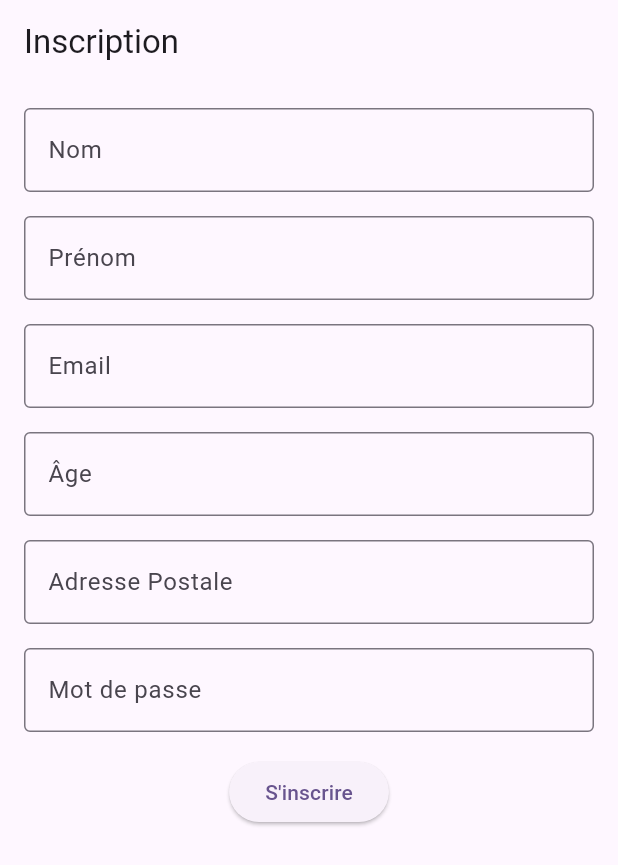
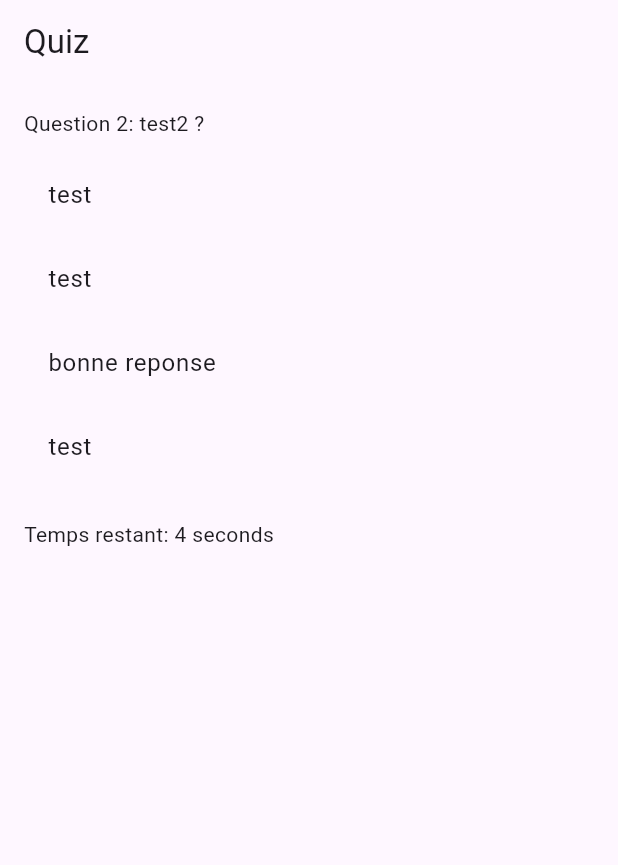
Before and after one commit to Sllappo/sprint_flutter, a Flutter app: the screen it shows after launch, on a phone screen of 412 x 824 dp. Shown: the top 865 px of the screen. Run offline on Flutter 3.47's test engine with Material 3 defaults, Android fonts, the phone set to English and light mode, and no system bars; our stand-ins replace flutter_dotenv; missing offline and left inert: mongo_dart.

Commit message:
Added quiz, still missing user/candidate

```diff
--- /dev/null
+++ b/lib/Models/candidate.dart
@@ -0,0 +1,23 @@
+class Candidat {
+  final String nom;
+  final Map<String, int> scores = {};
+  final Set<String> testsEffectues = {};
+
+  Candidat(this.nom);
+
+  bool peutPasserTest(String discipline) => !testsEffectues.contains(discipline);
+
+  void ajouterScore(String discipline, int score) {
+    scores[discipline] = score;
+    testsEffectues.add(discipline);
+  }
+}
+
+class Question {
+  final String enonce;
+  final List<String> options;
+  final int bonneReponse;
+  final int tempsLimite;
+
+  Question(this.enonce, this.options, this.bonneReponse, this.tempsLimite);
+}
--- /dev/null
+++ b/lib/Models/test.dart
@@ -0,0 +1,9 @@
+import 'candidate.dart';
+
+class Test {
+  final String discipline;
+  final List<Question> questions;
+  int score = 0;
+
+  Test(this.discipline, this.questions);
+}
--- /dev/null
+++ b/lib/Screens/quiz_page.dart
@@ -0,0 +1,122 @@
+import 'package:flutter/material.dart';
+import 'dart:async';
+import '../Models/candidate.dart';
+import '../Models/test.dart';
+
+class QuizPage extends StatefulWidget {
+  const QuizPage({super.key});
+
+  @override
+  _QuizPageState createState() => _QuizPageState();
+}
+
+class _QuizPageState extends State<QuizPage> {
+  final candidat = Candidat("Candidat");
+  final discipline = "Java";
+  late Test test;
+  int currentQuestionIndex = 0;
+  int remainingTime = 0;
+  Timer? timer;
+  bool isAnswerSelected = false;
+
+  @override
+  void initState() {
+    super.initState();
+    final questions = [
+      Question("test ?", ["test", "bonne reponse", "test", "test"], 1, 5),
+      Question("test2 ?", ["test", "test", "bonne reponse", "test"], 2, 5),
+    ];
+    test = Test(discipline, questions);
+    _startTimer();
+  }
+
+  void _startTimer() {
+    setState(() {
+      remainingTime = test.questions[currentQuestionIndex].tempsLimite;
+    });
+
+    timer?.cancel();
+    timer = Timer.periodic(const Duration(seconds: 1), (Timer t) {
+      setState(() {
+        if (remainingTime > 0) {
+          remainingTime--;
+        } else {
+          t.cancel();
+          _nextQuestion();
+        }
+      });
+    });
+  }
+
+  void _answerQuestion(int selectedIndex) {
+    if (isAnswerSelected) return;
+    setState(() {
+      isAnswerSelected = true;
+      if (selectedIndex == test.questions[currentQuestionIndex].bonneReponse) {
+        test.score++;
+      }
+    });
+    Future.delayed(const Duration(seconds: 1), _nextQuestion);
+  }
+
+  void _nextQuestion() {
+    setState(() {
+      if (currentQuestionIndex < test.questions.length - 1) {
+        currentQuestionIndex++;
+        isAnswerSelected = false;
+        _startTimer();
+      } else {
+        _showResults();
+      }
+    });
+  }
+
+  void _showResults() {
+    timer?.cancel();
+    candidat.ajouterScore(discipline, test.score);
+    showDialog(
+      context: context,
+      builder: (context) => AlertDialog(
+        title: const Text("Résultats"),
+        content: Text("Score final pour $discipline: ${test.score}/${test.questions.length}"),
+        actions: [
+          TextButton(
+            onPressed: () => Navigator.of(context).pop(),
+            child: const Text("OK"),
+          ),
+        ],
+      ),
+    );
+  }
+
+  @override
+  Widget build(BuildContext context) {
+    final question = test.questions[currentQuestionIndex];
+    return Scaffold(
+      appBar: AppBar(title: const Text("Quiz")),
+      body: Padding(
+        padding: const EdgeInsets.all(16.0),
+        child: Column(
+          crossAxisAlignment: CrossAxisAlignment.start,
+          children: [
+            Text("Question ${currentQuestionIndex + 1}: ${question.enonce}"),
+            const SizedBox(height: 10),
+            for (int i = 0; i < question.options.length; i++)
+              ListTile(
+                title: Text(question.options[i]),
+                onTap: () => _answerQuestion(i),
+              ),
+            const SizedBox(height: 20),
+            Text("Temps restant: $remainingTime seconds"),
+          ],
+        ),
+      ),
+    );
+  }
+
+  @override
+  void dispose() {
+    timer?.cancel();
+    super.dispose();
+  }
+}
--- a/lib/main.dart
+++ b/lib/main.dart
@@ -1,39 +1,25 @@
 import 'package:flutter/material.dart';
 import 'package:flutter_dotenv/flutter_dotenv.dart';
 import 'View/formRegister.dart';
+import 'Screens/quiz_page.dart';
 
-Future main() async {
+
+void main() {
   runApp(const MyApp());
 }
 
 class MyApp extends StatelessWidget {
   const MyApp({super.key});
 
-  // This widget is the root of your application.
   @override
   Widget build(BuildContext context) {
     return MaterialApp(
-      title: 'Flutter Demo',
+      title: 'Quiz App',
       theme: ThemeData(
-        // This is the theme of your application.
-        //
-        // TRY THIS: Try running your application with "flutter run". You'll see
-        // the application has a purple toolbar. Then, without quitting the app,
-        // try changing the seedColor in the colorScheme below to Colors.green
-        // and then invoke "hot reload" (save your changes or press the "hot
-        // reload" button in a Flutter-supported IDE, or press "r" if you used
-        // the command line to start the app).
-        //
-        // Notice that the counter didn't reset back to zero; the application
-        // state is not lost during the reload. To reset the state, use hot
-        // restart instead.
-        //
-        // This works for code too, not just values: Most code changes can be
-        // tested with just a hot reload.
         colorScheme: ColorScheme.fromSeed(seedColor: Colors.deepPurple),
         useMaterial3: true,
       ),
-      home: const FormRegister(),
+      home: const QuizPage(),
     );
   }
 }
```
